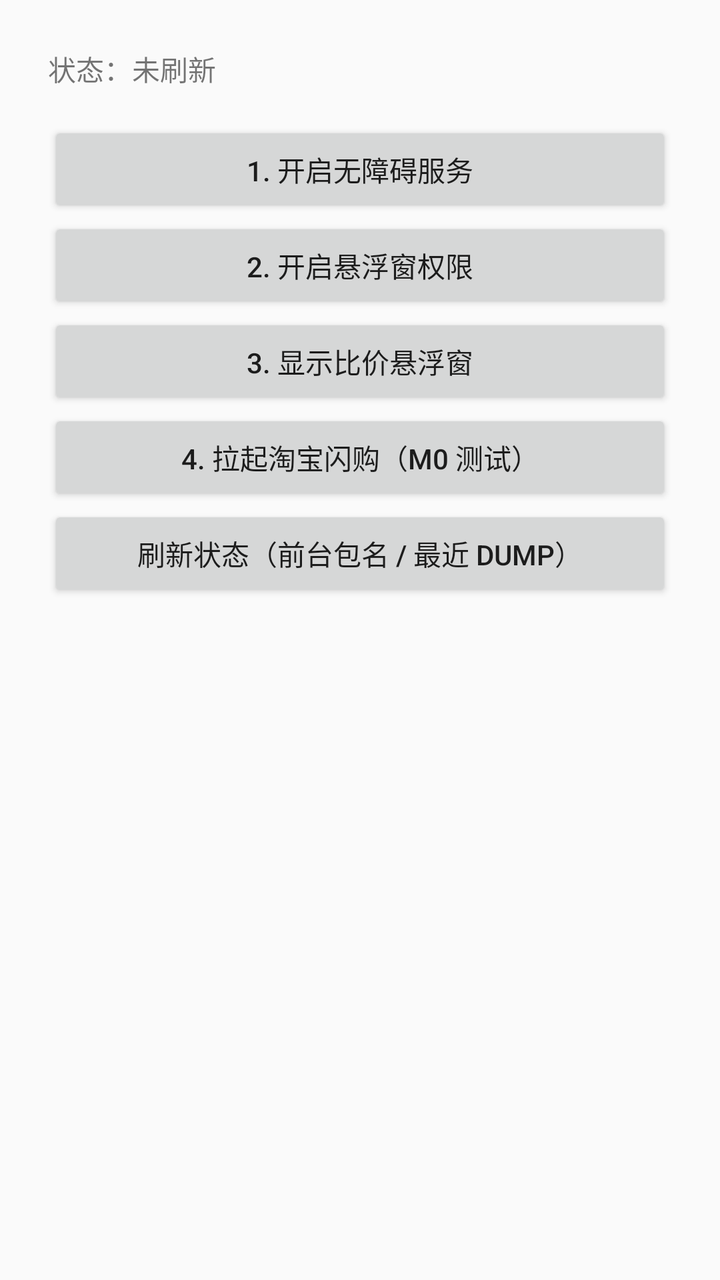
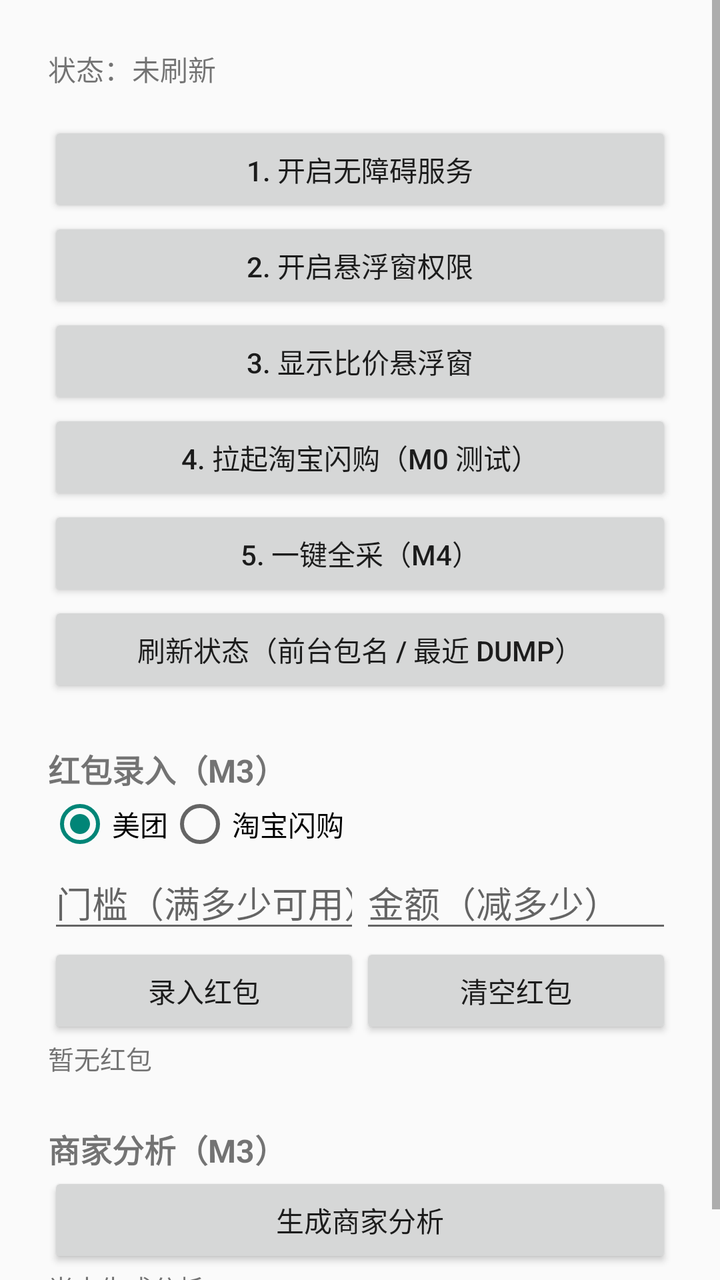

An Android layout rendered at two revisions. The XML below is the earlier revision; the diff shows what the commit changed to produce the second picture.
<!-- AndroidManifest.xml: application theme android:Theme.Material.Light.NoActionBar -->
<!-- res/layout/activity_main.xml -->
<?xml version="1.0" encoding="utf-8"?>
<LinearLayout xmlns:android="http://schemas.android.com/apk/res/android"
    android:layout_width="match_parent"
    android:layout_height="match_parent"
    android:orientation="vertical"
    android:padding="24dp">

    <TextView
        android:id="@+id/tvStatus"
        android:layout_width="match_parent"
        android:layout_height="wrap_content"
        android:layout_marginBottom="16dp"
        android:text="状态：未刷新"
        android:textSize="14sp" />

    <Button
        android:id="@+id/btnAccessibility"
        android:layout_width="match_parent"
        android:layout_height="wrap_content"
        android:text="1. 开启无障碍服务" />

    <Button
        android:id="@+id/btnOverlayPerm"
        android:layout_width="match_parent"
        android:layout_height="wrap_content"
        android:text="2. 开启悬浮窗权限" />

    <Button
        android:id="@+id/btnShowOverlay"
        android:layout_width="match_parent"
        android:layout_height="wrap_content"
        android:text="3. 显示比价悬浮窗" />

    <Button
        android:id="@+id/btnLaunchFlash"
        android:layout_width="match_parent"
        android:layout_height="wrap_content"
        android:text="4. 拉起淘宝闪购（M0 测试）" />

    <Button
        android:id="@+id/btnRefreshStatus"
        android:layout_width="match_parent"
        android:layout_height="wrap_content"
        android:text="刷新状态（前台包名 / 最近 dump）" />
</LinearLayout>
<!-- resources referenced by this layout -->
<resources>

</resources>

<!-- the commit's change to res/layout/activity_main.xml (unified diff, before → after) -->
@@ -1,45 +1,158 @@
 <?xml version="1.0" encoding="utf-8"?>
-<LinearLayout xmlns:android="http://schemas.android.com/apk/res/android"
+<ScrollView xmlns:android="http://schemas.android.com/apk/res/android"
     android:layout_width="match_parent"
-    android:layout_height="match_parent"
-    android:orientation="vertical"
-    android:padding="24dp">
+    android:layout_height="match_parent">
 
-    <TextView
-        android:id="@+id/tvStatus"
+    <LinearLayout
         android:layout_width="match_parent"
         android:layout_height="wrap_content"
-        android:layout_marginBottom="16dp"
-        android:text="状态：未刷新"
-        android:textSize="14sp" />
+        android:orientation="vertical"
+        android:padding="24dp">
 
-    <Button
-        android:id="@+id/btnAccessibility"
-        android:layout_width="match_parent"
-        android:layout_height="wrap_content"
-        android:text="1. 开启无障碍服务" />
+        <TextView
+            android:id="@+id/tvStatus"
+            android:layout_width="match_parent"
+            android:layout_height="wrap_content"
+            android:layout_marginBottom="16dp"
+            android:text="状态：未刷新"
+            android:textSize="14sp" />
 
-    <Button
-        android:id="@+id/btnOverlayPerm"
-        android:layout_width="match_parent"
-        android:layout_height="wrap_content"
-        android:text="2. 开启悬浮窗权限" />
+        <Button
+            android:id="@+id/btnAccessibility"
+            android:layout_width="match_parent"
+            android:layout_height="wrap_content"
+            android:text="1. 开启无障碍服务" />
 
-    <Button
-        android:id="@+id/btnShowOverlay"
-        android:layout_width="match_parent"
-        android:layout_height="wrap_content"
-        android:text="3. 显示比价悬浮窗" />
+        <Button
+            android:id="@+id/btnOverlayPerm"
+            android:layout_width="match_parent"
+            android:layout_height="wrap_content"
+            android:text="2. 开启悬浮窗权限" />
 
-    <Button
-        android:id="@+id/btnLaunchFlash"
-        android:layout_width="match_parent"
-        android:layout_height="wrap_content"
-        android:text="4. 拉起淘宝闪购（M0 测试）" />
+        <Button
+            android:id="@+id/btnShowOverlay"
+            android:layout_width="match_parent"
+            android:layout_height="wrap_content"
+            android:text="3. 显示比价悬浮窗" />
 
-    <Button
-        android:id="@+id/btnRefreshStatus"
-        android:layout_width="match_parent"
-        android:layout_height="wrap_content"
-        android:text="刷新状态（前台包名 / 最近 dump）" />
-</LinearLayout>
+        <Button
+            android:id="@+id/btnLaunchFlash"
+            android:layout_width="match_parent"
+            android:layout_height="wrap_content"
+            android:text="4. 拉起淘宝闪购（M0 测试）" />
+
+        <Button
+            android:id="@+id/btnAutoCapture"
+            android:layout_width="match_parent"
+            android:layout_height="wrap_content"
+            android:text="5. 一键全采（M4）" />
+
+        <Button
+            android:id="@+id/btnRefreshStatus"
+            android:layout_width="match_parent"
+            android:layout_height="wrap_content"
+            android:text="刷新状态（前台包名 / 最近 dump）" />
+
+        
+        <TextView
+            android:layout_width="match_parent"
+            android:layout_height="wrap_content"
+            android:layout_marginTop="24dp"
+            android:text="红包录入（M3）"
+            android:textSize="16sp"
+            android:textStyle="bold" />
+
+        <RadioGroup
+            android:id="@+id/rgCouponPlatform"
+            android:layout_width="match_parent"
+            android:layout_height="wrap_content"
+            android:orientation="horizontal">
+
+            <RadioButton
+                android:id="@+id/rbCouponMeituan"
+                android:layout_width="wrap_content"
+                android:layout_height="wrap_content"
+                android:checked="true"
+                android:text="美团" />
+
+            <RadioButton
+                android:id="@+id/rbCouponFlash"
+                android:layout_width="wrap_content"
+                android:layout_height="wrap_content"
+                android:text="淘宝闪购" />
+        </RadioGroup>
+
+        <LinearLayout
+            android:layout_width="match_parent"
+            android:layout_height="wrap_content"
+            android:orientation="horizontal">
+
+            <EditText
+                android:id="@+id/etCouponThreshold"
+                android:layout_width="0dp"
+                android:layout_height="wrap_content"
+                android:layout_weight="1"
+                android:hint="门槛（满多少可用）"
+                android:inputType="numberDecimal"
+                android:importantForAutofill="no" />
+
+            <EditText
+                android:id="@+id/etCouponAmount"
+                android:layout_width="0dp"
+                android:layout_height="wrap_content"
+                android:layout_weight="1"
+                android:hint="金额（减多少）"
+                android:inputType="numberDecimal"
+                android:importantForAutofill="no" />
+        </LinearLayout>
+
+        <LinearLayout
+            android:layout_width="match_parent"
+            android:layout_height="wrap_content"
+            android:orientation="horizontal">
+
+            <Button
+                android:id="@+id/btnCouponSave"
+                android:layout_width="0dp"
+                android:layout_height="wrap_content"
+                android:layout_weight="1"
+                android:text="录入红包" />
+
+            <Button
+                android:id="@+id/btnCouponClear"
+                android:layout_width="0dp"
+                android:layout_height="wrap_content"
+                android:layout_weight="1"
+                android:text="清空红包" />
+        </LinearLayout>
+
+        <TextView
+            android:id="@+id/tvCouponList"
+            android:layout_width="match_parent"
+            android:layout_height="wrap_content"
+            android:text="暂无红包"
+            android:textSize="13sp" />
+
+        
+        <TextView
+            android:layout_width="match_parent"
+            android:layout_height="wrap_content"
+            android:layout_marginTop="24dp"
+            android:text="商家分析（M3）"
+            android:textSize="16sp"
+            android:textStyle="bold" />
+
+        <Button
+            android:id="@+id/btnAnalyze"
+            android:layout_width="match_parent"
+            android:layout_height="wrap_content"
+            android:text="生成商家分析" />
+
+        <TextView
+            android:id="@+id/tvAnalysis"
+            android:layout_width="match_parent"
+            android:layout_height="wrap_content"
+            android:text="尚未生成分析"
+            android:textSize="13sp" />
+    </LinearLayout>
+</ScrollView>
